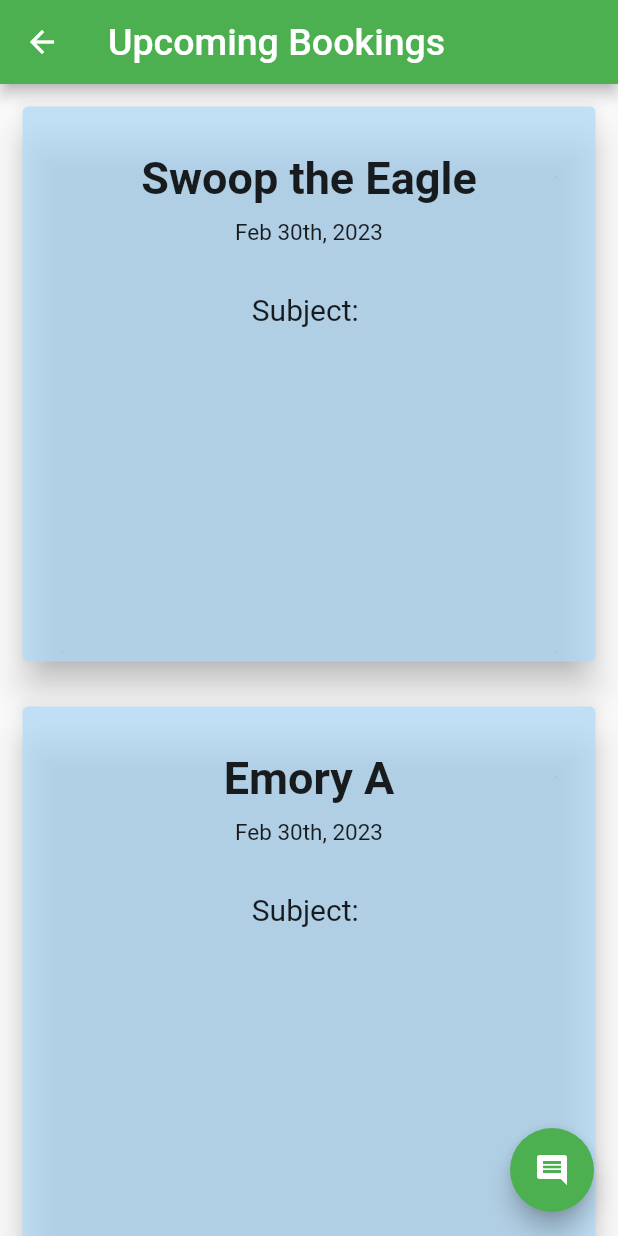
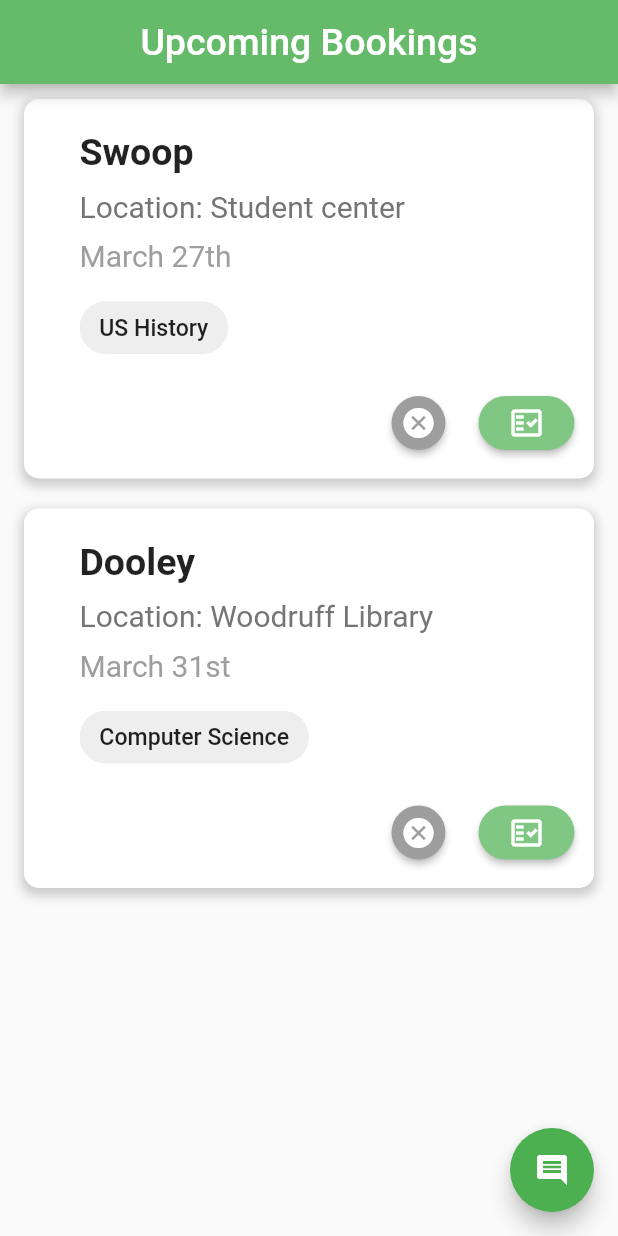
Before and after one commit to tonychengu/project_tutorial, a Flutter app: the CurrentBookingPage screen opened directly, on a phone screen of 412 x 824 dp. Run offline on Flutter 3.47's test engine with Material 2 defaults, Android fonts, the phone set to English and light mode, and no system bars; our stand-ins replace cloud_firestore, firebase_auth, firebase_core, firebase_storage, flutter_local_notifications, google_nav_bar and 3 more; missing offline and left inert: controller, path_provider_android, path_provider_ios, path_provider_windows, time_range_picker; accounts and stored records are empty; network calls fail.

Commit message:
merge candy's change

```diff
--- a/lib/main.dart
+++ b/lib/main.dart
@@ -70,7 +70,8 @@ class _RootPageState extends State<RootPage> {
   int currentPage = 0;
   List pages = [
     const HomePage(),
-    const BookingsPage(),
+    //const BookingsPage(),
+    CurrentBookingPage(),
     const InboxPage(),
     const ProfilePage(),
     //EditCalenderPage(),
@@ -100,7 +101,7 @@ class _RootPageState extends State<RootPage> {
             tabs: const [
               GButton(
                 icon: Icons.home,
-                text: 'Home',
+                text: 'Search',
               ),
               GButton(
                 icon: Icons.calendar_today,
--- a/lib/page/inbox_page.dart
+++ b/lib/page/inbox_page.dart
@@ -6,8 +6,10 @@ class InboxPage extends StatelessWidget {
   @override
   Widget build(BuildContext context) {
     return Scaffold(
-      appBar:
-          AppBar(title: const Text('Inbox', style: TextStyle(fontSize: 30))),
+      appBar: AppBar(
+          backgroundColor: Colors.green.shade400,
+          centerTitle: true,
+          title: const Text('Inbox', style: TextStyle(fontSize: 30))),
       body: const Center(child: Text('Check back for new messages!')),
       // floatingActionButton: FloatingActionButton(
       //   onPressed: () {}, //insert connection to comment bar
--- a/lib/page/upcoming_bookings_page.dart
+++ b/lib/page/upcoming_bookings_page.dart
@@ -2,84 +2,189 @@ import 'package:flutter/material.dart';
 import 'package:flutter/src/widgets/framework.dart';
 import 'package:flutter/src/widgets/placeholder.dart';
 import 'package:project_tutorial/page/booking_page.dart';
+import 'package:controller/controller.dart';
 
-class CurrentBookingPage extends StatelessWidget {
-  CurrentBookingPage({Key? key}) : super(key: key);
+class upcoming_events_tmp {
+  final String name;
+  final String time;
+  final String location;
+  final String courses;
+  final int Status;
+  // 0 is upcoming, 1 is ongoing, 2 is finished, 3 is commented
+  final String Comment;
+
+  upcoming_events_tmp({
+    required this.name,
+    required this.time,
+    required this.location,
+    required this.courses,
+    required this.Status,
+    required this.Comment,
+  });
+}
+
+class CurrentBookingPage extends StatefulWidget {
+  const CurrentBookingPage({Key? key}) : super(key: key);
 
   @override
-  bool val = true;
-  // if (val){
-  //   Navigator.of(context).push(
-  //     MaterialPageRoute(builder: (BuildContext context) {
-  //     return BookingsPage();
-  //     })
-  //   );
-  // }
+  Widget build(BuildContext context) {
+    return Scaffold();
+  }
+
+  @override
+  State<CurrentBookingPage> createState() => _CurrentBookingPageState();
+}
+
+class _CurrentBookingPageState extends State<CurrentBookingPage> {
+  late TextEditingController controller;
+
+  set Comment(String Comment) {
+    this.Comment = Comment;
+  }
+
+  @override
+  void initState() {
+    super.initState();
+    controller = TextEditingController();
+  }
+
+  @override
+  void dispose() {
+    controller.dispose();
+    super.dispose();
+  }
+
+  List<upcoming_events_tmp> _events = [
+    upcoming_events_tmp(
+      name: 'Swoop',
+      time: 'March 27th',
+      location: 'Student center',
+      courses: 'US History',
+      Status: 0,
+      Comment: '',
+    ),
+    upcoming_events_tmp(
+      name: 'Dooley',
+      time: 'March 31st',
+      location: 'Woodruff Library',
+      courses: 'Computer Science',
+      Status: 0,
+      Comment: '',
+    )
+  ];
 
   Widget build(BuildContext context) {
     return Scaffold(
       appBar: AppBar(
-            title: const Text('Upcoming Bookings',
-                style: TextStyle(fontSize: 25))),
-        body: Center(
-          child: ListView(
+          backgroundColor: Colors.green.shade400,
+          centerTitle: true,
+          title:
+              const Text('Upcoming Bookings', style: TextStyle(fontSize: 25))),
+      body: ListView.builder(
+        itemCount: _events.length,
+        itemBuilder: (context, index) {
+          final event = _events[index];
+          return Padding(
+            padding:
+                const EdgeInsets.symmetric(vertical: 10.0, horizontal: 16.0),
+            child: Container(
+              decoration: BoxDecoration(
+                borderRadius: BorderRadius.circular(10),
+                color: Colors.white,
+                boxShadow: [
+                  BoxShadow(
+                    color: Colors.grey.withOpacity(0.5),
+                    spreadRadius: 2,
+                    blurRadius: 5,
+                    offset: Offset(0, 3),
+                  ),
+                ],
+              ),
+              child: Container(
+                padding:
+                    const EdgeInsets.symmetric(vertical: 5.0, horizontal: 5.0),
+                child: Row(
+                  crossAxisAlignment: CrossAxisAlignment.start,
                   children: [
-              Container(
-                width: 390,
-                height: 400,
-                child: Card(
-                  margin: EdgeInsets.all(15),
-                  elevation: 10,
-                  color: Color(0xB2AED9F9),
-                  child: Padding(
-                    padding: EdgeInsets.all(30),
-                    child: Column(children: [
+                    Padding(
+                      padding: const EdgeInsets.all(16.0),
+                    ),
+                    Expanded(
+                      child: Column(
+                        crossAxisAlignment: CrossAxisAlignment.start,
+                        children: [
+                          SizedBox(height: 16),
                           Text(
-                        'Swoop the Eagle',
+                            event.name,
                             style: TextStyle(
-                            fontSize: 30, fontWeight: FontWeight.w600),
-                      ),
-                      Text(
-                        'Feb 30th, 2023',
-                        style: TextStyle(fontSize: 15, height: 2),
-                      ),
-                      Text(
-                        'Subject: ',
-                        style: TextStyle(fontSize: 20, height: 3),
-                      ),
-                    ]),
+                              fontSize: 25,
+                              fontWeight: FontWeight.bold,
                             ),
                           ),
+                          SizedBox(height: 10),
+                          Text(
+                            'Location: ${event.location}',
+                            style: TextStyle(
+                              fontSize: 20,
+                              color: Colors.grey.shade600,
                             ),
-              Container(
-                width: 390,
-                height: 400,
-                child: Card(
-                  margin: EdgeInsets.all(15),
-                  elevation: 10,
-                  color: Color(0xB2AED9F9),
-                  child: Padding(
-                    padding: EdgeInsets.all(30),
-                    child: Column(children: [
+                          ),
+                          SizedBox(height: 10),
                           Text(
-                        'Emory A',
+                            event.time,
                             style: TextStyle(
-                            fontSize: 30, fontWeight: FontWeight.w600),
+                              fontSize: 20,
+                              color: Colors.grey,
                             ),
-                      Text(
-                        'Feb 30th, 2023',
-                        style: TextStyle(fontSize: 15, height: 2),
                           ),
-                      Text(
-                        'Subject: ',
-                        style: TextStyle(fontSize: 20, height: 3),
+                          SizedBox(height: 10),
+                          Transform(
+                            transform: Matrix4.identity()..scale(1.1),
+                            child: Chip(
+                              label: Text(
+                                event.courses,
                               ),
-                    ]),
+                              backgroundColor: Colors.grey[200],
                             ),
+                          ),
+                          SizedBox(height: 10),
+                          ButtonBar(
+                            alignment: MainAxisAlignment.end,
+                            children: <Widget>[
+                              ElevatedButton(
+                                  onPressed: () async {
+                                    final reason = await CancelDialog();
+                                    if (reason == null || reason.isEmpty)
+                                      return;
+                                    setState(() => this.Comment = reason);
+                                  },
+                                  style: ElevatedButton.styleFrom(
+                                    shape: CircleBorder(),
+                                    backgroundColor: Colors.grey,
+                                    padding: EdgeInsets.all(1),
+                                  ),
+                                  child: const Icon(Icons.cancel)),
+                              ElevatedButton(
+                                  onPressed: () {
+                                    CheckIN();
+                                  },
+                                  style: ElevatedButton.styleFrom(
+                                    shape: StadiumBorder(),
+                                    backgroundColor: Colors.green[300],
+                                    padding: EdgeInsets.all(1),
+                                  ),
+                                  child: const Icon(Icons.fact_check_outlined)),
+                            ],
+                          )
+                        ],
                       ),
                     ),
                   ],
                 ),
+              ),
+            ),
+          );
+        },
       ),
       floatingActionButton: FloatingActionButton(
         onPressed: () => Navigator.of(context)
@@ -87,6 +192,55 @@ class CurrentBookingPage extends StatelessWidget {
           return const BookingsPage();
         })), //insert connection to comment bar
         child: Icon(Icons.comment),
-        ));
+      ),
+    );
   }
+
+  Future<String?> CancelDialog() => showDialog<String>(
+        context: context,
+        builder: (context) => AlertDialog(
+            title: Text('What is the reason you are canceling:'),
+            content: TextField(
+              controller: controller,
+              autofocus: true,
+              decoration: InputDecoration(hintText: 'describe your reason'),
+            ),
+            actions: [
+              TextButton(
+                child: Text('Cancel'),
+                onPressed: () {
+                  Navigator.of(context).pop();
+                },
+              ),
+              TextButton(
+                child: Text('Submit'),
+                onPressed: () {
+                  Navigator.of(context).pop(controller.text);
+                },
+              )
+            ]),
+      );
+  Future CheckIN() => showDialog(
+        context: context,
+        builder: (context) => AlertDialog(
+            title: Text('Enter Your Checkin code'),
+            content: TextField(
+              autofocus: true,
+              decoration: InputDecoration(hintText: 'enter the code'),
+            ),
+            actions: [
+              TextButton(
+                child: Text('Cancel'),
+                onPressed: () {
+                  Navigator.of(context).pop();
+                },
+              ),
+              TextButton(
+                child: Text('CheckIn!'),
+                onPressed: () {
+                  Navigator.of(context).pop();
+                },
+              )
+            ]),
+      );
 }
--- a/pubspec.yaml
+++ b/pubspec.yaml
@@ -26,6 +26,7 @@ dependencies:
   flutter_local_notifications: ^8.2.0
   table_calendar: ^3.0.9
   time_range_picker: ^2.2.0
+  controller: ^0.1.11
 
 dev_dependencies:
   flutter_test:
```
Also changed, not shown: lib/page/booking_page.dart (+10 -5 lines), pubspec.lock. Lines whose indentation alone changed are shown as unchanged.
